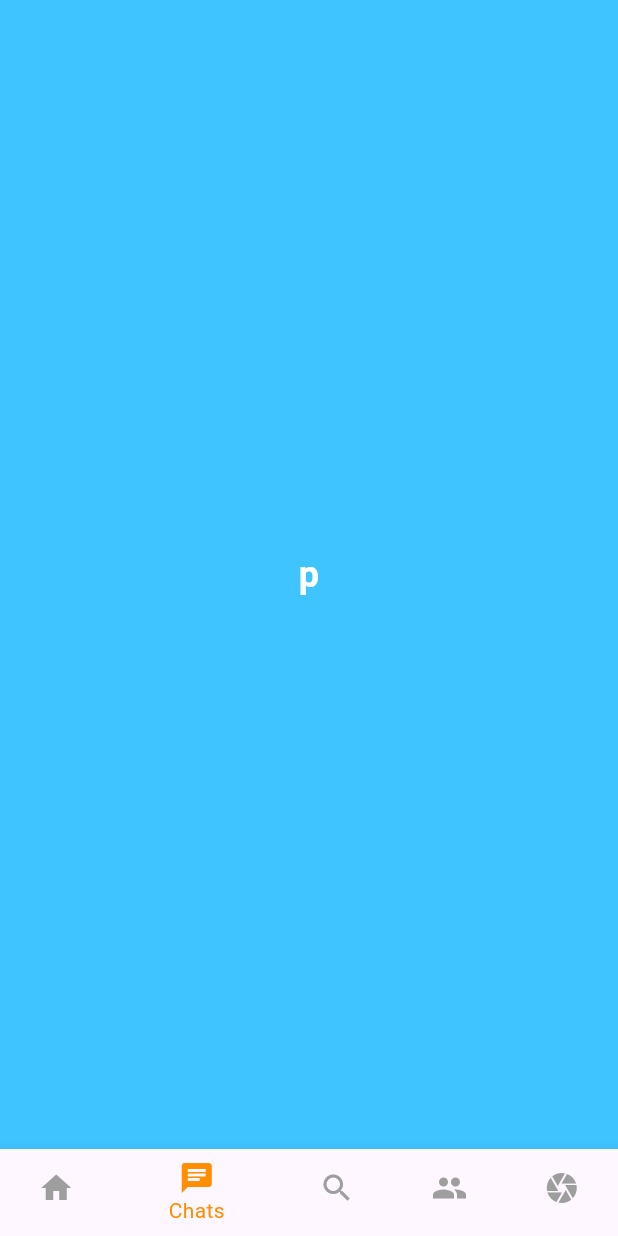
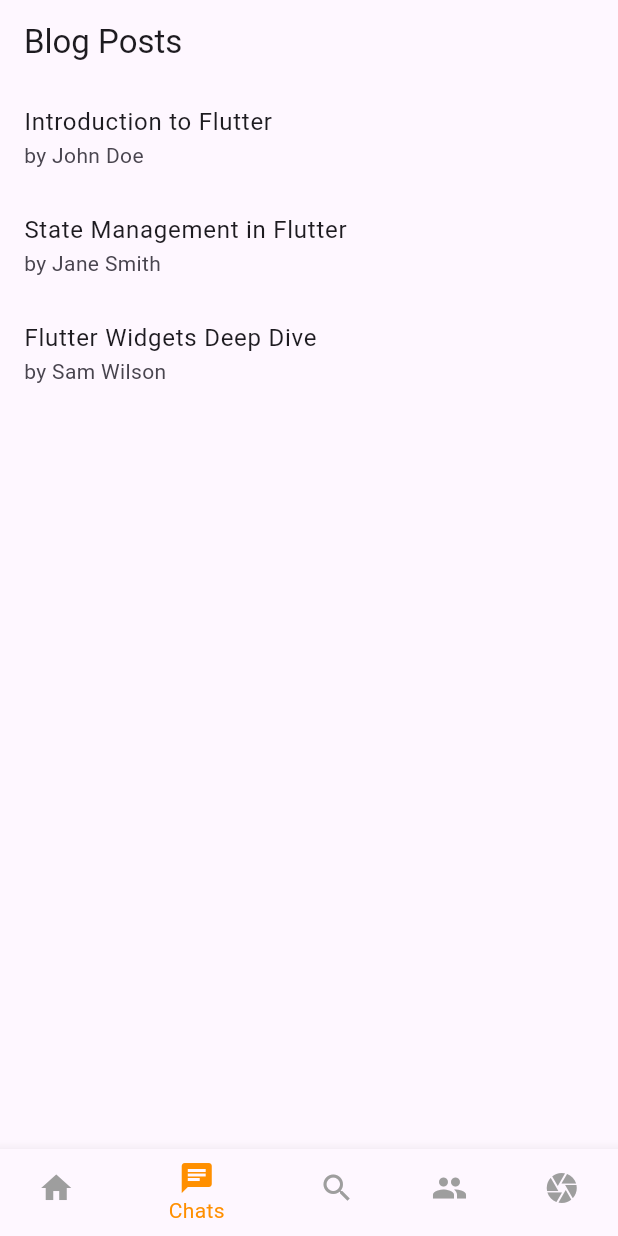
Before and after one commit to seducation/S01.v1.2, a Flutter app: the screen it shows after launch, item 2 of the bottom bar chosen, on a phone screen of 412 x 824 dp. Run offline on Flutter 3.47's test engine with Material 3 defaults, Android fonts, the phone set to English and light mode, and no system bars; our stand-ins replace appwrite, go_router.

Commit message:
Initial commit

```diff
--- a/lib/chats_screen.dart
+++ b/lib/chats_screen.dart
@@ -1,17 +1,54 @@
+
+import 'dart:convert';
 import 'package:flutter/material.dart';
 
 class ChatsScreen extends StatelessWidget {
   const ChatsScreen({super.key});
 
+  final String jsonData = '''{
+    "posts": [
+      {
+        "id": 1,
+        "title": "Introduction to Flutter",
+        "author": "John Doe",
+        "content": "Flutter is a popular open-source framework by Google for building beautiful, natively compiled, multi-platform applications from a single codebase.",
+        "published_date": "2023-01-15"
+      },
+      {
+        "id": 2,
+        "title": "State Management in Flutter",
+        "author": "Jane Smith",
+        "content": "This post explores various state management techniques in Flutter, such as Provider, BLoC, and Riverpod.",
+        "published_date": "2023-02-10"
+      },
+      {
+        "id": 3,
+        "title": "Flutter Widgets Deep Dive",
+        "author": "Sam Wilson",
+        "content": "A comprehensive guide to understanding and using Flutter widgets effectively.",
+        "published_date": "2023-03-20"
+      }
+    ]
+  }''';
+
   @override
   Widget build(BuildContext context) {
-    return const Scaffold(
-      backgroundColor: Colors.lightBlueAccent,
-      body: Center(
-        child: Text(
-          'p',
-          style: TextStyle(fontSize: 24, fontWeight: FontWeight.bold, color: Colors.white),
-        ),
+    final data = json.decode(jsonData);
+    final posts = data['posts'] as List;
+
+    return Scaffold(
+      appBar: AppBar(
+        title: const Text('Blog Posts'),
+      ),
+      body: ListView.builder(
+        itemCount: posts.length,
+        itemBuilder: (context, index) {
+          final post = posts[index];
+          return ListTile(
+            title: Text(post['title']),
+            subtitle: Text('by ${post['author']}'),
+          );
+        },
       ),
     );
   }
--- a/lib/main.dart
+++ b/lib/main.dart
@@ -1,23 +1,59 @@
+import 'package:flutter/material.dart';
+import 'package:go_router/go_router.dart';
+import 'package:provider/provider.dart';
 
-import 'package:flutter/material.dart';
+import 'add_post_screen.dart';
+import 'auth_service.dart';
 import 'home_screen.dart';
 import 'search_screen.dart';
 import 'chats_screen.dart';
 import 'community_screen.dart';
 import 'lens_screen.dart';
+import 'signin.dart';
+import 'signup.dart';
+import 'profile_screen.dart';
 
 void main() {
-  print("---------- RUNNING LATEST CODE ----------");
-  runApp(const MyApp());
+  runApp(
+    ChangeNotifierProvider(
+      create: (context) => AuthService(),
+      child: const MyApp(),
+    ),
+  );
 }
+
+final _router = GoRouter(
+  routes: [
+    GoRoute(
+      path: '/',
+      builder: (context, state) => const MainScreen(),
+    ),
+    GoRoute(
+      path: '/signin',
+      builder: (context, state) => const SignInScreen(),
+    ),
+    GoRoute(
+      path: '/signup',
+      builder: (context, state) => const SignUpScreen(),
+    ),
+    GoRoute(
+      path: '/profile',
+      builder: (context, state) => const ProfileScreen(),
+    ),
+    GoRoute(
+      path: '/add_post',
+      builder: (context, state) => const AddPostScreen(),
+    ),
+  ],
+);
 
 class MyApp extends StatelessWidget {
   const MyApp({super.key});
 
   @override
   Widget build(BuildContext context) {
-    return const MaterialApp(
-      home: MainScreen(),
+    return MaterialApp.router(
+      routerConfig: _router,
     );
   }
 }
--- a/pubspec.yaml
+++ b/pubspec.yaml
@@ -8,8 +8,10 @@ environment:
 
 dependencies:
   algoliasearch: ^1.41.0
+  appwrite: ^12.0.1
   flutter:
     sdk: flutter
+  go_router: ^17.0.0
   google_fonts: ^6.3.2
   provider: ^6.1.5+1
 
```
Also changed, not shown: lib/add_post_screen.dart (added, +89 -0 lines), lib/auth_service.dart (added, +109 -0 lines), lib/home_screen.dart (+9 -2 lines), lib/profile_screen.dart (added, +63 -0 lines), lib/search_screen.dart (+6 -2 lines), lib/signin.dart (added, +73 -0 lines), lib/signup.dart (added, +83 -0 lines), pubspec.lock, 5 other files.
